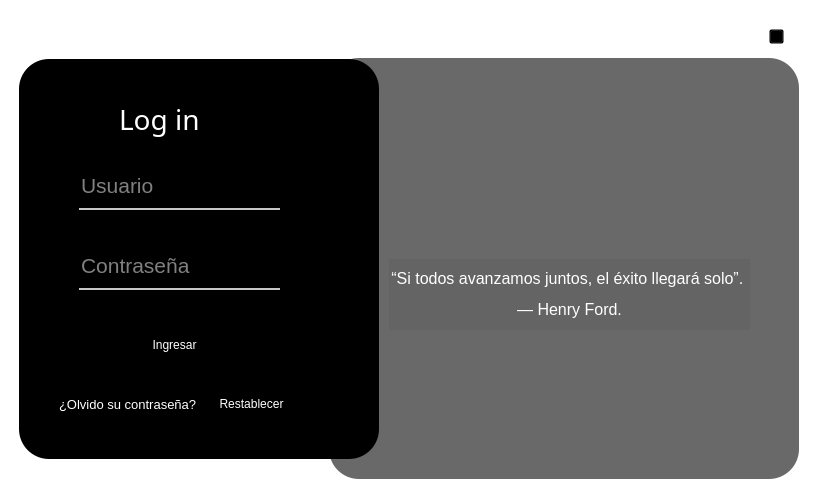
Above: Resource/Views/login2.ui from Jpalacio98/Tzedaka before the change. Below: the same form after it.
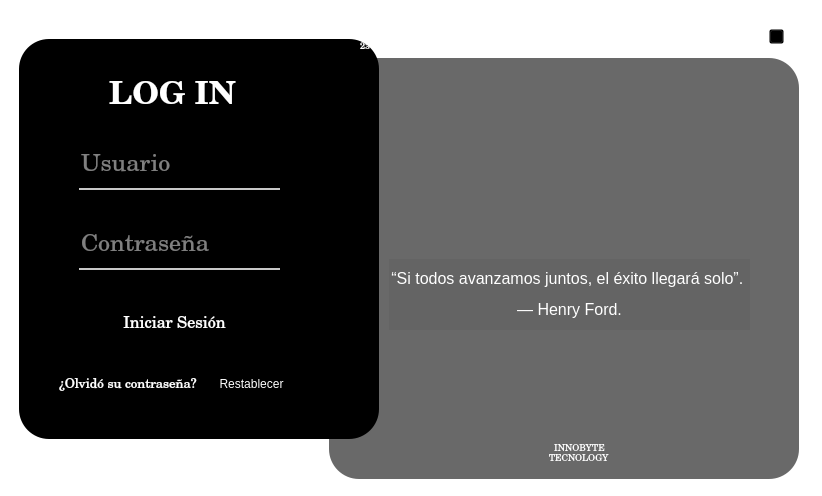
That is the form after the change. Icons and pictures are not drawn.

Diff of the .ui file:
```diff
--- a/Resource/Views/login2.ui
+++ b/Resource/Views/login2.ui
@@ -25,7 +25,7 @@
        <property name="geometry">
         <rect>
          <x>10</x>
-         <y>50</y>
+         <y>30</y>
          <width>360</width>
          <height>400</height>
         </rect>
@@ -52,17 +52,17 @@
        <widget class="QLabel" name="label">
         <property name="geometry">
          <rect>
-          <x>100</x>
+          <x>90</x>
           <y>40</y>
-          <width>111</width>
+          <width>151</width>
           <height>41</height>
          </rect>
         </property>
         <property name="font">
          <font>
-          <family>Gill Sans Ultra Bold</family>
-          <pointsize>21</pointsize>
-          <weight>50</weight>
+          <family>Century Schoolbook</family>
+          <pointsize>24</pointsize>
+          <weight>9</weight>
           <italic>false</italic>
           <bold>false</bold>
          </font>
@@ -70,10 +70,11 @@
         <property name="styleSheet">
          <string notr="true">color: rgb(255, 255, 255);
 background-color: rgba(255, 255, 255, 0);
-font: 21pt &quot;Gill Sans Ultra Bold&quot;;</string>
+font: 75 24pt &quot;Century Schoolbook&quot;;
+</string>
         </property>
         <property name="text">
-         <string>Log in</string>
+         <string>&lt;html&gt;&lt;head/&gt;&lt;body&gt;&lt;p&gt;&lt;span style=&quot; font-weight:600;&quot;&gt;LOG IN&lt;/span&gt;&lt;/p&gt;&lt;/body&gt;&lt;/html&gt;</string>
         </property>
        </widget>
        <widget class="QLineEdit" name="user">
@@ -87,7 +88,11 @@
         </property>
         <property name="font">
          <font>
-          <pointsize>16</pointsize>
+          <family>Century Schoolbook</family>
+          <pointsize>18</pointsize>
+          <weight>9</weight>
+          <italic>false</italic>
+          <bold>false</bold>
          </font>
         </property>
         <property name="styleSheet">
@@ -95,7 +100,8 @@
 border: none;
 border-bottom: 2px solid rgba(255, 255, 255, 200);
 color: #ffffff;
-padding-bottom:7px;</string>
+padding-bottom:7px;
+font: 75 18pt &quot;Century Schoolbook&quot;;</string>
         </property>
         <property name="placeholderText">
          <string>Usuario</string>
@@ -112,7 +118,11 @@
         </property>
         <property name="font">
          <font>
-          <pointsize>16</pointsize>
+          <family>Century Schoolbook</family>
+          <pointsize>18</pointsize>
+          <weight>9</weight>
+          <italic>false</italic>
+          <bold>false</bold>
          </font>
         </property>
         <property name="styleSheet">
@@ -120,7 +130,8 @@
 border: none;
 border-bottom: 2px solid rgba(255, 255, 255, 200);
 color: #ffffff;
-padding-bottom:7px;</string>
+padding-bottom:7px;
+font: 75 18pt &quot;Century Schoolbook&quot;;</string>
         </property>
         <property name="placeholderText">
          <string>Contraseña</string>
@@ -135,6 +146,18 @@
           <height>31</height>
          </rect>
         </property>
+        <property name="font">
+         <font>
+          <family>Century Schoolbook</family>
+          <pointsize>12</pointsize>
+          <weight>9</weight>
+          <italic>false</italic>
+          <bold>false</bold>
+         </font>
+        </property>
+        <property name="whatsThis">
+         <string>&lt;html&gt;&lt;head/&gt;&lt;body&gt;&lt;p&gt;Ingrsar&lt;/p&gt;&lt;/body&gt;&lt;/html&gt;</string>
+        </property>
         <property name="styleSheet">
          <string notr="true">QPushButton#ingresar{
 background-color: rgba(255, 255, 255,0);
@@ -143,7 +166,7 @@
 border-top-left-radius: 10px;
 border-top-right-radius: 10px;
 border: 1px solid black;
-font: 11pt &quot;Gill Sans Ultra Bold&quot;;
+font: 75 12pt &quot;Century Schoolbook&quot;;
 color: white;
 
 }
@@ -155,7 +178,7 @@
 border-top-left-radius: 10px;
 border-top-right-radius: 10px;
 border: 1px solid black;
-font: 11pt &quot;Gill Sans Ultra Bold&quot;;
+font: 75 13pt &quot;Century Schoolbook&quot;;
 color: black;
 
 }
@@ -167,12 +190,12 @@
 border-top-left-radius: 10px;
 border-top-right-radius: 10px;
 border: 1px solid black;
-font: 11pt &quot;Gill Sans Ultra Bold&quot;;
+font: 75 12pt &quot;Century Schoolbook&quot;;
 color: white;
 }</string>
         </property>
         <property name="text">
-         <string>Ingresar</string>
+         <string>Iniciar Sesión</string>
         </property>
         <property name="autoDefault">
          <bool>false</bool>
@@ -195,16 +218,21 @@
           <widget class="QLabel" name="label_2">
            <property name="font">
             <font>
+             <family>Century Schoolbook</family>
              <pointsize>10</pointsize>
+             <weight>9</weight>
+             <italic>false</italic>
+             <bold>false</bold>
             </font>
            </property>
            <property name="styleSheet">
             <string notr="true">color: rgb(255, 255, 255);
 background-color: rgba(255, 255, 255, 0);
+font: 75 10pt &quot;Century Schoolbook&quot;;
 </string>
            </property>
            <property name="text">
-            <string>¿Olvido su contraseña?</string>
+            <string>¿Olvidó su contraseña?</string>
            </property>
           </widget>
          </item>
@@ -213,36 +241,36 @@
            <property name="styleSheet">
             <string notr="true">QPushButton#restablecer{
 background-color: rgba(255, 255, 255,0);
-border-bottom-left-radius: 10px;
-border-bottom-right-radius: 10px;
-border-top-left-radius: 10px;
-border-top-right-radius: 10px;
+border-bottom-left-radius: 5px;
+border-bottom-right-radius: 5px;
+border-top-left-radius: 5px;
+border-top-right-radius: 5px;
 border: 1px solid black;
-font: 8pt &quot;Gill Sans Ultra Bold&quot;;
+font: 75 10pt &quot;Century Schoolbook&quot;;
 color: white;
 
 }
 
 QPushButton#restablecer:hover{
 background-color: rgb(234, 234, 234);
-border-bottom-left-radius: 10px;
-border-bottom-right-radius: 10px;
-border-top-left-radius: 10px;
-border-top-right-radius: 10px;
+border-bottom-left-radius: 5px;
+border-bottom-right-radius: 5px;
+border-top-left-radius: 5px;
+border-top-right-radius: 5px;
 border: 1px solid black;
-font: 8pt &quot;Gill Sans Ultra Bold&quot;;
+font: 75 10pt &quot;Century Schoolbook&quot;;
 color: black;
 
 }
 
 QPushButton#restablecer:pressed{
 background-color: rgb(40, 40, 40);
-border-bottom-left-radius: 10px;
-border-bottom-right-radius: 10px;
-border-top-left-radius: 10px;
-border-top-right-radius: 10px;
+border-bottom-left-radius: 5px;
+border-bottom-right-radius: 5px;
+border-top-left-radius: 5px;
+border-top-right-radius: 5px;
 border: 1px solid black;
-font: 8pt &quot;Gill Sans Ultra Bold&quot;;
+font: 75 10pt &quot;Century Schoolbook&quot;;
 color: white;
 }</string>
            </property>
@@ -299,7 +327,7 @@
         <string/>
        </property>
       </widget>
-      <widget class="QLabel" name="label_5">
+      <widget class="QLabel" name="mensaje">
        <property name="geometry">
         <rect>
          <x>380</x>
@@ -309,7 +337,8 @@
         </rect>
        </property>
        <property name="styleSheet">
-        <string notr="true">background-color: rgba(0, 0, 0, 12);</string>
+        <string notr="true">background-color: rgba(0, 0, 0, 12);
+font: 75 14pt &quot;Century Schoolbook&quot;;</string>
        </property>
        <property name="text">
         <string>&lt;html&gt;&lt;head/&gt;&lt;body&gt;&lt;p align=&quot;center&quot;&gt;&lt;span style=&quot; font-size:12pt; color:#ffffff;&quot;&gt;“Si todos avanzamos juntos, el éxito llegará solo”. &lt;/span&gt;&lt;/p&gt;&lt;p align=&quot;center&quot;&gt;&lt;span style=&quot; font-size:12pt; color:#ffffff;&quot;&gt;— Henry Ford.&lt;/span&gt;&lt;/p&gt;&lt;/body&gt;&lt;/html&gt;</string>
@@ -338,7 +367,7 @@
         <bool>false</bool>
        </property>
       </widget>
-      <widget class="QPushButton" name="pushButton">
+      <widget class="QPushButton" name="btn_salir">
        <property name="geometry">
         <rect>
          <x>760</x>
@@ -366,50 +395,137 @@
         <string/>
        </property>
       </widget>
-      <widget class="QWidget" name="layoutWidget">
+      <widget class="QLabel" name="label_5">
        <property name="geometry">
         <rect>
-         <x>350</x>
+         <x>550</x>
+         <y>400</y>
+         <width>41</width>
+         <height>31</height>
+        </rect>
+       </property>
+       <property name="styleSheet">
+        <string notr="true">image: url(:/source/MyIcon_white.png);</string>
+       </property>
+       <property name="text">
+        <string/>
+       </property>
+      </widget>
+      <widget class="QLabel" name="label_8">
+       <property name="geometry">
+        <rect>
+         <x>540</x>
+         <y>440</y>
+         <width>61</width>
+         <height>21</height>
+        </rect>
+       </property>
+       <property name="font">
+        <font>
+         <family>Century Schoolbook</family>
+         <pointsize>7</pointsize>
+         <weight>9</weight>
+         <italic>false</italic>
+         <bold>false</bold>
+        </font>
+       </property>
+       <property name="styleSheet">
+        <string notr="true">color: rgb(255, 255, 255);
+background-color: rgba(255, 255, 255, 0);
+font: 75 7pt &quot;Century Schoolbook&quot;;
+</string>
+       </property>
+       <property name="text">
+        <string>&lt;html&gt;&lt;head/&gt;&lt;body&gt;&lt;p&gt;TECNOLOGY&lt;/p&gt;&lt;/body&gt;&lt;/html&gt;</string>
+       </property>
+      </widget>
+      <widget class="QLabel" name="label_9">
+       <property name="geometry">
+        <rect>
+         <x>540</x>
+         <y>430</y>
+         <width>61</width>
+         <height>21</height>
+        </rect>
+       </property>
+       <property name="font">
+        <font>
+         <family>Century Schoolbook</family>
+         <pointsize>7</pointsize>
+         <weight>9</weight>
+         <italic>false</italic>
+         <bold>false</bold>
+        </font>
+       </property>
+       <property name="whatsThis">
+        <string>&lt;html&gt;&lt;head/&gt;&lt;body&gt;&lt;p align=&quot;center&quot;&gt;&lt;br/&gt;&lt;/p&gt;&lt;/body&gt;&lt;/html&gt;</string>
+       </property>
+       <property name="styleSheet">
+        <string notr="true">color: rgb(255, 255, 255);
+background-color: rgba(255, 255, 255, 0);
+font: 75 7pt &quot;Century Schoolbook&quot;;
+</string>
+       </property>
+       <property name="text">
+        <string>&lt;html&gt;&lt;head/&gt;&lt;body&gt;&lt;p align=&quot;center&quot;&gt;INNOBYTE&lt;/p&gt;&lt;/body&gt;&lt;/html&gt;</string>
+       </property>
+      </widget>
+      <widget class="QLabel" name="hora">
+       <property name="geometry">
+        <rect>
+         <x>360</x>
          <y>10</y>
-         <width>103</width>
-         <height>32</height>
+         <width>81</width>
+         <height>20</height>
         </rect>
        </property>
-       <layout class="QVBoxLayout" name="verticalLayout_2">
-        <item>
-         <widget class="QLabel" name="label_7">
-          <property name="styleSheet">
-           <string notr="true">color: rgb(255, 255, 255);</string>
-          </property>
-          <property name="text">
-           <string>&lt;html&gt;&lt;head/&gt;&lt;body&gt;&lt;p align=&quot;center&quot;&gt;00:00:00&lt;/p&gt;&lt;/body&gt;&lt;/html&gt;</string>
-          </property>
-         </widget>
-        </item>
-        <item>
-         <widget class="QLabel" name="label_8">
-          <property name="font">
-           <font>
-            <pointsize>7</pointsize>
-           </font>
-          </property>
-          <property name="styleSheet">
-           <string notr="true">color: rgb(255, 255, 255);</string>
-          </property>
-          <property name="text">
-           <string>23 de diciembre de 2023</string>
-          </property>
-         </widget>
-        </item>
-       </layout>
+       <property name="styleSheet">
+        <string notr="true">color: rgb(255, 255, 255);
+background-color: rgba(255, 255, 255,0);
+font: 75 9pt &quot;Century Schoolbook&quot;;</string>
+       </property>
+       <property name="text">
+        <string>&lt;html&gt;&lt;head/&gt;&lt;body&gt;&lt;p align=&quot;center&quot;&gt;00:00:00 -am&lt;/p&gt;&lt;/body&gt;&lt;/html&gt;</string>
+       </property>
+      </widget>
+      <widget class="QLabel" name="fecha">
+       <property name="geometry">
+        <rect>
+         <x>351</x>
+         <y>30</y>
+         <width>111</width>
+         <height>16</height>
+        </rect>
+       </property>
+       <property name="font">
+        <font>
+         <family>Century Schoolbook</family>
+         <pointsize>7</pointsize>
+         <weight>9</weight>
+         <italic>false</italic>
+         <bold>false</bold>
+        </font>
+       </property>
+       <property name="styleSheet">
+        <string notr="true">color: rgb(255, 255, 255);
+background-color: rgba(255, 255, 255, 0);
+font: 75 7pt &quot;Century Schoolbook&quot;;</string>
+       </property>
+       <property name="text">
+        <string>23 de diciembre de 2023</string>
+       </property>
       </widget>
       <zorder>frame</zorder>
       <zorder>label_3</zorder>
-      <zorder>layoutWidget</zorder>
       <zorder>label_6</zorder>
       <zorder>label_4</zorder>
+      <zorder>mensaje</zorder>
+      <zorder>btn_salir</zorder>
+      <zorder>hora</zorder>
+      <zorder>fecha</zorder>
+      <zorder>label_8</zorder>
+      <zorder>label_9</zorder>
       <zorder>label_5</zorder>
-      <zorder>pushButton</zorder>
      </widget>
     </item>
    </layout>
```
